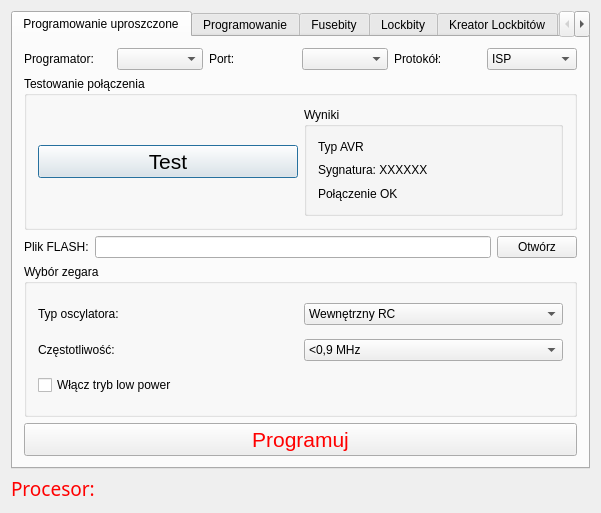
First picture: the form in forms/maindialog.ui, repository ttomek32/tmfavrcalculator, before the edit.
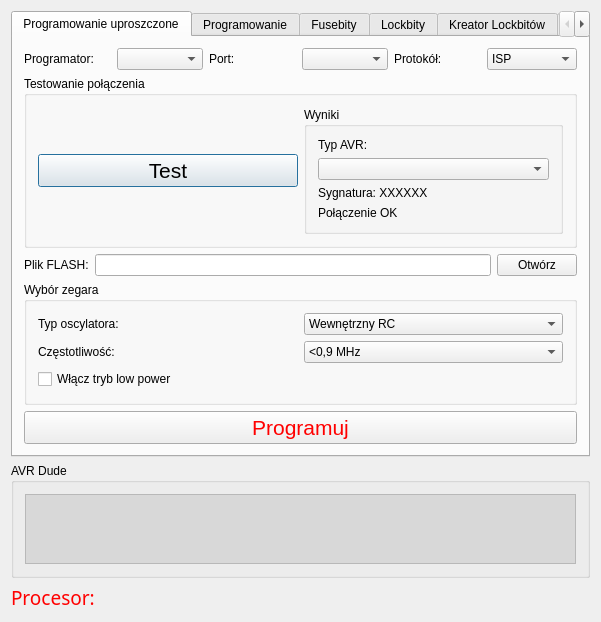
Second picture: the form after the edit. The open tabs and pages were chosen to show the change.

Commit message: Dodane okienko linii polecenia AVRDude - reaguje na odpowiedni checkbox w zakłądce setup

```diff
--- a/forms/maindialog.ui
+++ b/forms/maindialog.ui
@@ -7,7 +7,7 @@
     <x>0</x>
     <y>0</y>
     <width>601</width>
-    <height>513</height>
+    <height>574</height>
    </rect>
   </property>
   <property name="windowTitle">
@@ -122,7 +122,7 @@
                  <string>Wyniki</string>
                 </property>
                 <layout class="QGridLayout" name="gridLayout_9">
-                 <item row="1" column="0">
+                 <item row="2" column="0">
                   <layout class="QVBoxLayout" name="verticalLayout">
                    <item>
                     <widget class="QLabel" name="AVRSignatureLBL">
@@ -133,7 +133,7 @@
                    </item>
                   </layout>
                  </item>
-                 <item row="3" column="0">
+                 <item row="4" column="0">
                   <widget class="QLabel" name="ConnectionOk">
                    <property name="text">
                     <string>Połączenie OK</string>
@@ -143,7 +143,14 @@
                  <item row="0" column="0">
                   <widget class="QLabel" name="AVRTypeLBL">
                    <property name="text">
-                    <string>Typ AVR</string>
+                    <string>Typ AVR:</string>
+                   </property>
+                  </widget>
+                 </item>
+                 <item row="1" column="0">
+                  <widget class="QComboBox" name="AVRTypeCB">
+                   <property name="toolTip">
+                    <string>Typ programowanego mikrokontrolera. Wybierz &quot;Test&quot; dla automatycznego wyboru lub ustaw typ ręcznie.</string>
                    </property>
                   </widget>
                  </item>
@@ -722,7 +729,7 @@
      </widget>
     </widget>
    </item>
-   <item row="1" column="0">
+   <item row="3" column="0">
     <widget class="QLabel" name="UsedProcessorLBL">
      <property name="palette">
       <palette>
@@ -826,6 +833,74 @@
      </property>
     </widget>
    </item>
+   <item row="2" column="0">
+    <layout class="QGridLayout" name="gridLayout_12">
+     <item row="0" column="0">
+      <widget class="QGroupBox" name="AVRDudeCMDLineGroupBox">
+       <property name="palette">
+        <palette>
+         <active>
+          <colorrole role="Base">
+           <brush brushstyle="SolidPattern">
+            <color alpha="255">
+             <red>216</red>
+             <green>216</green>
+             <blue>216</blue>
+            </color>
+           </brush>
+          </colorrole>
+         </active>
+         <inactive>
+          <colorrole role="Base">
+           <brush brushstyle="SolidPattern">
+            <color alpha="255">
+             <red>216</red>
+             <green>216</green>
+             <blue>216</blue>
+            </color>
+           </brush>
+          </colorrole>
+         </inactive>
+         <disabled>
+          <colorrole role="Base">
+           <brush brushstyle="SolidPattern">
+            <color alpha="255">
+             <red>240</red>
+             <green>240</green>
+             <blue>240</blue>
+            </color>
+           </brush>
+          </colorrole>
+         </disabled>
+        </palette>
+       </property>
+       <property name="title">
+        <string>AVR Dude</string>
+       </property>
+       <property name="alignment">
+        <set>Qt::AlignLeading|Qt::AlignLeft|Qt::AlignTop</set>
+       </property>
+       <layout class="QGridLayout" name="gridLayout_13">
+        <item row="0" column="0">
+         <widget class="QTextBrowser" name="AVRDudeCMDLine">
+          <property name="font">
+           <font>
+            <family>Courier</family>
+           </font>
+          </property>
+          <property name="cursor" stdset="0">
+           <cursorShape>IBeamCursor</cursorShape>
+          </property>
+          <property name="toolTip">
+           <string>Polecenia programu AVR Dude</string>
+          </property>
+         </widget>
+        </item>
+       </layout>
+      </widget>
+     </item>
+    </layout>
+   </item>
   </layout>
  </widget>
  <layoutdefault spacing="6" margin="11"/>
```
Left out of the diff: 2 changed lines with no effect on the pictures. The commit also changes 2 other files.
